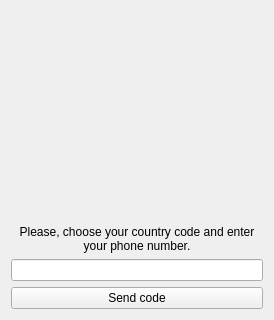
Before: the Qt Designer form mainwindow.ui in kutegram/client, drawn with Qt 5; both pictures show x 0 to 274 and y 212 to 532 of the 274 by 532 pixel window.
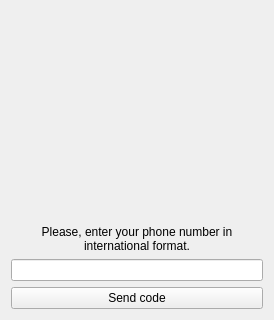
After: the same form once the commit is applied. The open tabs and pages were chosen to show the change. Icons and pictures are not drawn. Custom widgets are drawn as their Qt base class.

```diff
--- a/mainwindow.ui
+++ b/mainwindow.ui
@@ -126,7 +126,7 @@
             <item>
              <widget class="QLabel" name="label_4">
               <property name="text">
-               <string>Please, choose your country code and enter your phone number.</string>
+               <string>Please, enter your phone number in international format.</string>
               </property>
               <property name="alignment">
                <set>Qt::AlignCenter</set>
```
